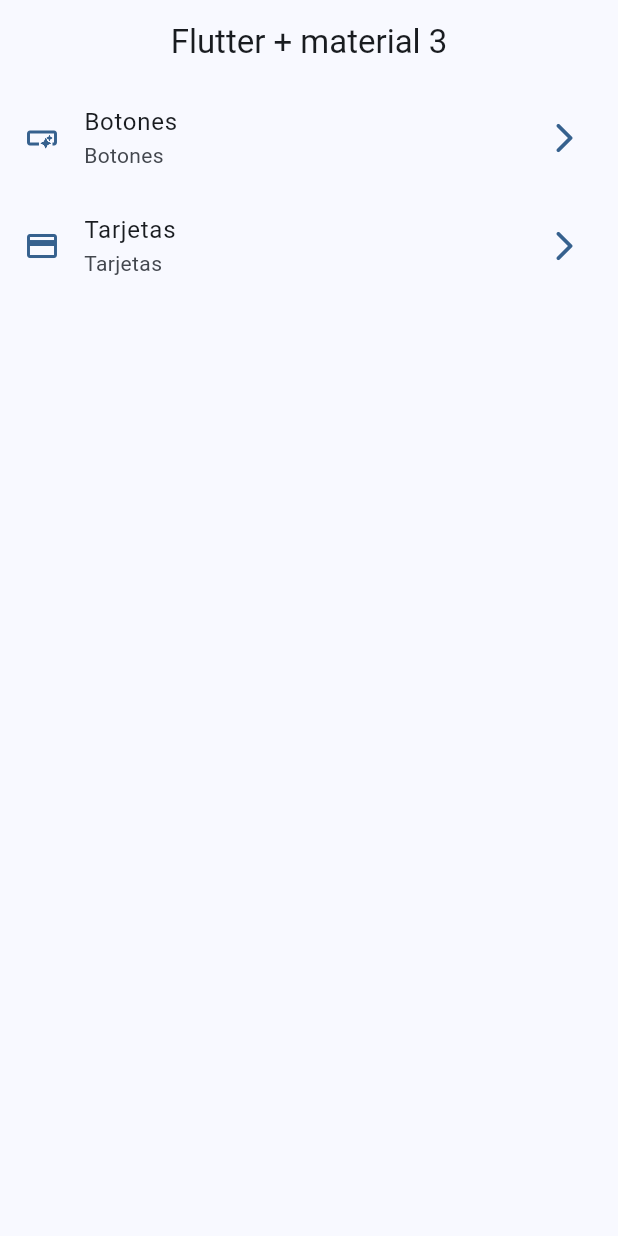
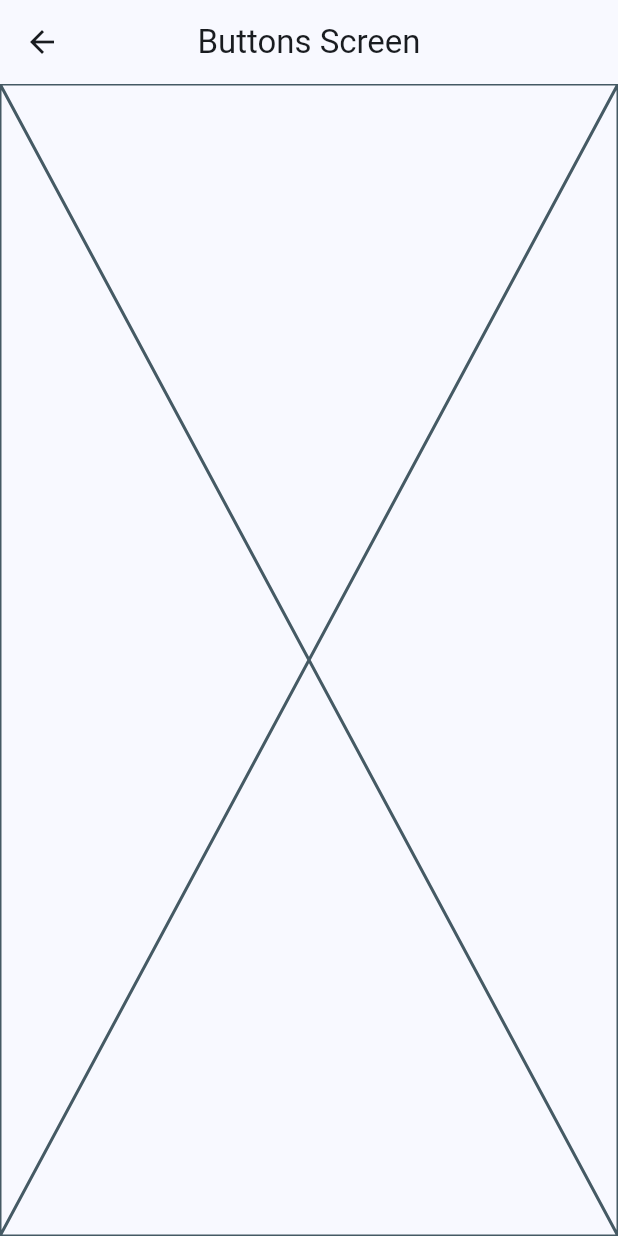
Before and after one commit to ebertmillar/widgets_app, a Flutter app: the screen it shows after launch, after a tap on "Botones", on a phone screen of 412 x 824 dp. Run offline on Flutter 3.47's test engine with Material 3 defaults, Android fonts, the phone set to English and light mode, and no system bars.

Commit message:
rutas basicas configuradas

```diff
--- a/lib/config/theme/menu/menu_items.dart
+++ b/lib/config/theme/menu/menu_items.dart
@@ -24,7 +24,7 @@ class MenuItems {
     MenuItems(
       tittle: 'Tarjetas',
       subTittle: 'Contenedor tuneado',
-      link: '/tarjetas',
+      link: '/cards',
       icon: Icons.credit_card
     ),
 
--- a/lib/main.dart
+++ b/lib/main.dart
@@ -1,5 +1,7 @@
 import 'package:flutter/material.dart';
 import 'package:widgets_app/config/theme/app_theme.dart';
+import 'package:widgets_app/presentation/screens/buttons/buttons_screen.dart';
+import 'package:widgets_app/presentation/screens/cards/cards_screen.dart';
 import 'package:widgets_app/presentation/screens/home/home_screen.dart';
 
 void main() {
@@ -15,6 +17,11 @@ class MainApp extends StatelessWidget {
       debugShowCheckedModeBanner: false,
       theme: AppTheme(selectedColor: 0).getTheme(),
       home: const HomeScreen(),
+      routes: {
+        '' :(context) => const HomeScreen(),
+        '/buttons':(context) => const ButtonsScreen(),
+        '/cards' : (context) => const CardsScreen(),
+      },
     );
   }
 }
--- /dev/null
+++ b/lib/presentation/screens/buttons/buttons_screen.dart
@@ -0,0 +1,15 @@
+import 'package:flutter/material.dart';
+
+class ButtonsScreen extends StatelessWidget {
+  const ButtonsScreen({super.key});
+
+  @override
+  Widget build(BuildContext context) {
+    return Scaffold(
+      appBar: AppBar(
+        title: const Text('Buttons Screen'),
+      ),
+      body: const Placeholder(),
+    );
+  }
+}
--- a/lib/presentation/screens/home/home_screen.dart
+++ b/lib/presentation/screens/home/home_screen.dart
@@ -1,5 +1,6 @@
 import 'package:flutter/material.dart';
 import 'package:widgets_app/config/theme/menu/menu_items.dart';
+import 'package:widgets_app/presentation/screens/buttons/buttons_screen.dart';
 
 class HomeScreen extends StatelessWidget {
   const HomeScreen({super.key});
@@ -49,7 +50,13 @@ class _CustomListTitle extends StatelessWidget {
       title: Text(menuItem.tittle),
       subtitle: Text(menuItem.tittle),
       onTap: (){
-        //TODO : navegar hacia otra pantalla.
+        Navigator.pushNamed(context, menuItem.link);
+        /*Navigator.of(context).push(
+          MaterialPageRoute(
+          builder: (context) => const ButtonsScreen(),
+
+          ),
+        );*/
       },
     );
   }
```
Also changed, not shown: lib/presentation/screens/cards/cards_screen.dart (added, +15 -0 lines).
